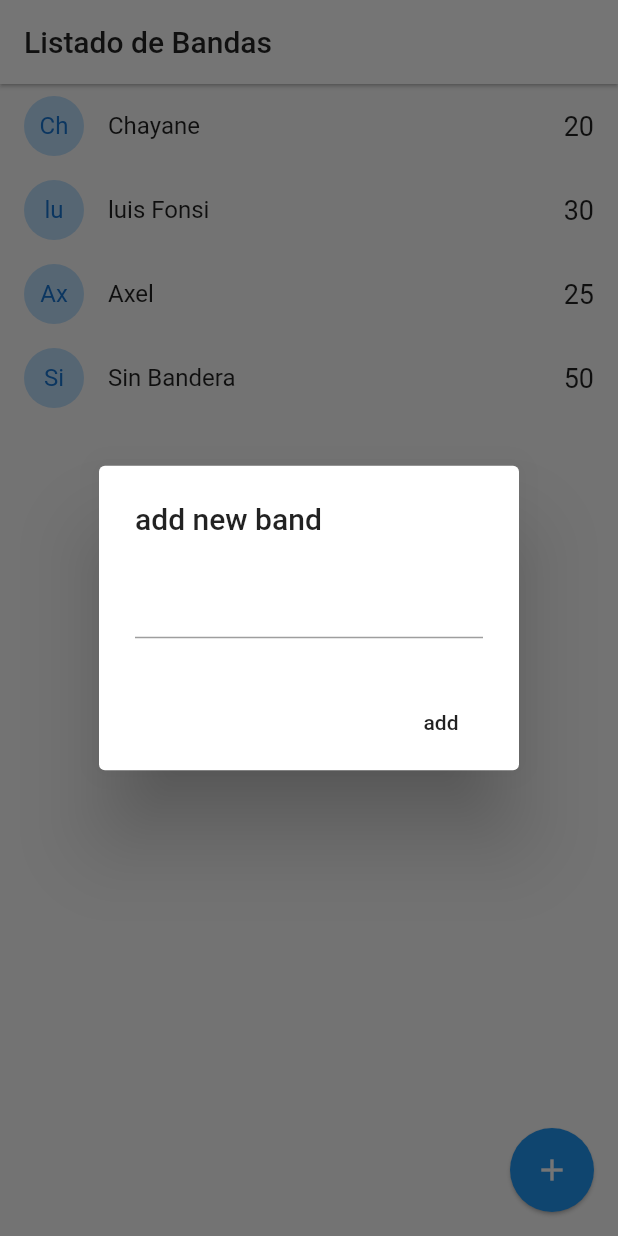
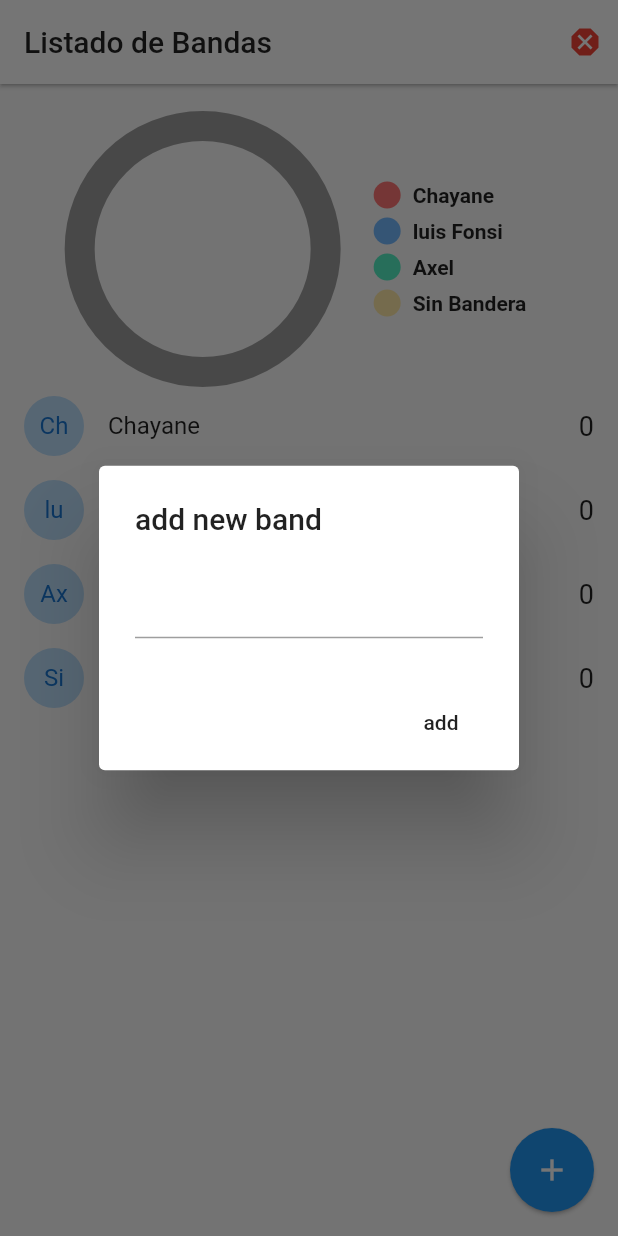
Before and after one commit to jcbautista27/flutter-bandnames-socket, a Flutter app: the screen it shows after launch, after a tap on the "add" icon, on a phone screen of 412 x 824 dp. Run offline on Flutter 3.47's test engine with Material 2 defaults, Android fonts, the phone set to English and light mode, and no system bars; drawn by our look-alikes of pie_chart; our stand-ins replace socket_io_client; network calls fail.

Commit message:
App terminada

```diff
--- a/lib/main.dart
+++ b/lib/main.dart
@@ -1,18 +1,28 @@
+import 'package:band_names/services/socket-service.dart';
+import 'package:flutter/material.dart';
+import 'package:provider/provider.dart';
+
 import 'package:band_names/pages/home.dart';
-import 'package:flutter/material.dart';
+import 'package:band_names/pages/status.dart';
 
 void main() => runApp(MyApp());
 
 class MyApp extends StatelessWidget {
   @override
   Widget build(BuildContext context) {
-    return MaterialApp(
+    return MultiProvider(
+      providers: [
+        ChangeNotifierProvider(create: (BuildContext context)  => SocketService())
+      ],
+      child: MaterialApp(
         debugShowCheckedModeBanner: false,
         title: 'Material App',
         initialRoute: 'home',
         routes: {
           'home'  : (BuildContext context) => HomePage(),
+          'status': (BuildContext context) => StatusPage(),
         },
+      ),
     );
   }
 }
--- a/lib/pages/home.dart
+++ b/lib/pages/home.dart
@@ -1,33 +1,79 @@
 import 'dart:io';
-
+import 'package:band_names/services/socket-service.dart';
 import 'package:flutter/cupertino.dart';
 import 'package:flutter/material.dart';
 
 import 'package:band_names/models/band.dart';
+import 'package:pie_chart/pie_chart.dart';
+import 'package:provider/provider.dart';
 
 class HomePage extends StatefulWidget {
   @override
   _HomePageState createState() => _HomePageState();
+
 }
+class _HomePageState extends State<HomePage> {
+  List<Band> bands = [
+    Band(id: '1', name: 'Chayane', votes: 0),
+    Band(id: '2', name: 'luis Fonsi', votes: 0),
+    Band(id: '3', name: 'Axel', votes: 0),
+    Band(id: '4', name: 'Sin Bandera', votes: 0),
+  ];
 
-class _HomePageState extends State<HomePage> {
-  List<Band> bans = [
-    Band(id: '1', name: 'Chayane', votes: 20),
-    Band(id: '2', name: 'luis Fonsi', votes: 30),
-    Band(id: '3', name: 'Axel', votes: 25),
-    Band(id: '4', name: 'Sin Bandera', votes: 50),
-  ];
+  @override
+  void initState() {
+
+    final socketService = Provider.of<SocketService>(context, listen: false);
+    socketService.socket.on('active-bands', _handleActiveBand);
+    super.initState();
+  }
+
+  _handleActiveBand( dynamic payload){
+    this.bands = (payload as List)
+      .map((band) => Band.fromMap(band))
+      .toList();
+
+    setState(() {});
+  }
+
+  @override
+  void dispose() {
+    final socketServices = Provider.of<SocketService>(context, listen: false);
+    socketServices.socket.off('active-bands');
+    super.dispose();
+  }
+
   @override
   Widget build(BuildContext context) {
+
+    final socketService = Provider.of<SocketService>(context);
+
     return Scaffold(
       appBar: AppBar(
         title: Text("Listado de Bandas", style: TextStyle(color: Colors.black87),),
         backgroundColor: Colors.white,
         elevation: 1,
+        actions: [
+          Container(
+            margin: EdgeInsets.only(right: 10.0),
+            child: (socketService.serverStatus == ServerStatus.Online)
+            ? Icon(Icons.check_circle,color: Colors.green[800])
+            : Icon(Icons.dangerous, color: Colors.red)
+          )
+        ],
       ),
-      body: ListView.builder(
-        itemCount: bans.length,
-        itemBuilder: (BuildContext context, int index) => _bandTile(bans[index])
+      body: Column(
+        children: [
+
+          _showGraph(),
+
+          Expanded(
+            child: ListView.builder(
+              itemCount: bands.length,
+              itemBuilder: (BuildContext context, int index) => _bandTile(bands[index])
+            ),
+          ),
+        ],
       ),
       floatingActionButton: FloatingActionButton(
         child: Icon(Icons.add),
@@ -38,9 +84,11 @@ class _HomePageState extends State<HomePage> {
   }
 
   Widget _bandTile(Band band) {
+    final socketServices = Provider.of<SocketService>(context, listen: false);
     return Dismissible(
       key: Key(band.id),
       direction: DismissDirection.startToEnd,
+      onDismissed: ( _ ) => socketServices.emit('delete-band',{'id':band.id}),
       background: Container(
         padding: EdgeInsets.only(left: 20.0),
         color: Colors.red,
@@ -57,9 +105,7 @@ class _HomePageState extends State<HomePage> {
             ),
             title: Text(band.name),
             trailing: Text(band.votes.toString(), style: TextStyle(fontSize: 18.0),),
-            onTap: (){
-              print('seleccion: ${band.name}');
-            },
+            onTap: () => socketServices.socket.emit('vote-band', {'id': band.id}),
           ),
     );
   }
@@ -68,8 +114,7 @@ class _HomePageState extends State<HomePage> {
     if (Platform.isAndroid){
         showDialog(
         context: context,
-        builder: (context){
-          return AlertDialog(
+        builder: (_) => AlertDialog(
             title: Text("add new band"),
             content: TextField(
               controller: textController,
@@ -82,14 +127,12 @@ class _HomePageState extends State<HomePage> {
                 onPressed: ()  => addBandToList(textController.text)
               )
             ],
-          );
-        }
+          ),
       );
     }else{
       showCupertinoDialog(
         context: context,
-        builder: (context){
-          return CupertinoAlertDialog(
+        builder: (_) => CupertinoAlertDialog(
             title: Text("add new band"),
             content: CupertinoTextField(
               controller: textController,
@@ -105,25 +148,66 @@ class _HomePageState extends State<HomePage> {
                 child: Text("dismiss"),
                 onPressed: () => Navigator.pop(context),
               )
-
             ],
-          );
-        }
+          ),
       );
     }
-
-
   }
 
-  addBandToList(String name) {
+  void addBandToList(String name) {
 
     if (name.length > 1){
-      this.bans.add(new Band(id: DateTime.now().toString(), name: name, votes: 0));
-      setState(() {});
+
+      final socketService = Provider.of<SocketService>(context,listen: false);
+      socketService.socket.emit('add-band', {'name': name});
+      // this.bans.add(new Band(id: DateTime.now().toString(), name: name, votes: 0));
+      // setState(() {});
     }
 
 
     Navigator.pop(context);
 
   }
+
+  Widget _showGraph() {
+
+    Map<String, double> dataMap = new Map();
+
+    bands.forEach((band) {
+      dataMap.putIfAbsent(band.name, () => band.votes.toDouble());
+    });
+
+    // Map<String, double> dataMap = {
+    //   "Flutter": 5,
+    //   "React": 3,
+    //   "Xamarin": 2,
+    //   "Ionic": 2,
+    // };
+
+    return Container(
+      padding: EdgeInsets.only(top: 20),
+      width: double.infinity,
+      height: 200,
+      child: PieChart(
+        dataMap: dataMap,
+        animationDuration: Duration(milliseconds: 800),
+
+        chartLegendSpacing: 32,
+        chartRadius: MediaQuery.of(context).size.width / 2.2,
+        showChartValuesInPercentage: true,
+        showChartValues: true,
+        showChartValuesOutside: false,
+        showLegends: true,
+        decimalPlaces: 0,
+        chartType: ChartType.ring,
+        legendPosition: LegendPosition.right,
+
+
+
+
+
+        ),
+    );
+
+  }
 }
--- /dev/null
+++ b/lib/services/socket-service.dart
@@ -0,0 +1,49 @@
+import 'package:flutter/material.dart';
+
+import 'package:socket_io_client/socket_io_client.dart' as IO;
+
+enum ServerStatus{
+  Online,
+  Offline,
+  Connecting
+}
+
+class SocketService with ChangeNotifier {
+
+  ServerStatus _serverStatus = ServerStatus.Connecting;
+  IO.Socket _socket;
+
+  ServerStatus get serverStatus => this._serverStatus;
+  IO.Socket get socket => this._socket;
+  Function get emit => _socket.emit;
+
+
+
+  SocketService(){
+    this._initConfig();
+  }
+  void _initConfig(){
+
+    // Dart client
+    this._socket = IO.io('http://localhost:3000',
+    IO.OptionBuilder()
+    .setTransports(['websocket'])
+    .enableAutoConnect()
+    .build()
+    );
+
+    this._socket.on('connect', (_) {
+      print('connect');
+      this._serverStatus = ServerStatus.Online;
+      notifyListeners();
+    });
+
+    this._socket.on('disconnect', (_) {
+      this._serverStatus = ServerStatus.Offline;
+      notifyListeners();
+    });
+
+  }
+
+
+}
--- a/pubspec.yaml
+++ b/pubspec.yaml
@@ -28,6 +28,9 @@ dependencies:
   # The following adds the Cupertino Icons font to your application.
   # Use with the CupertinoIcons class for iOS style icons.
   cupertino_icons: ^1.0.0
+  socket_io_client: ^0.9.10
+  provider: ^4.3.1
+  pie_chart: ^3.1.1
 
 dev_dependencies:
   flutter_test:
```
Also changed, not shown: lib/pages/status.dart (added, +34 -0 lines), pubspec.lock. Lines whose indentation alone changed are shown as unchanged.
